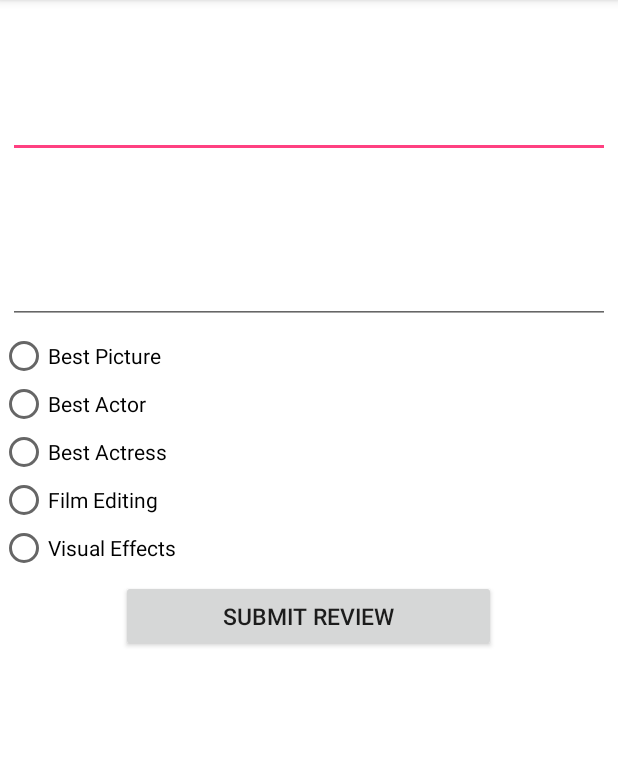
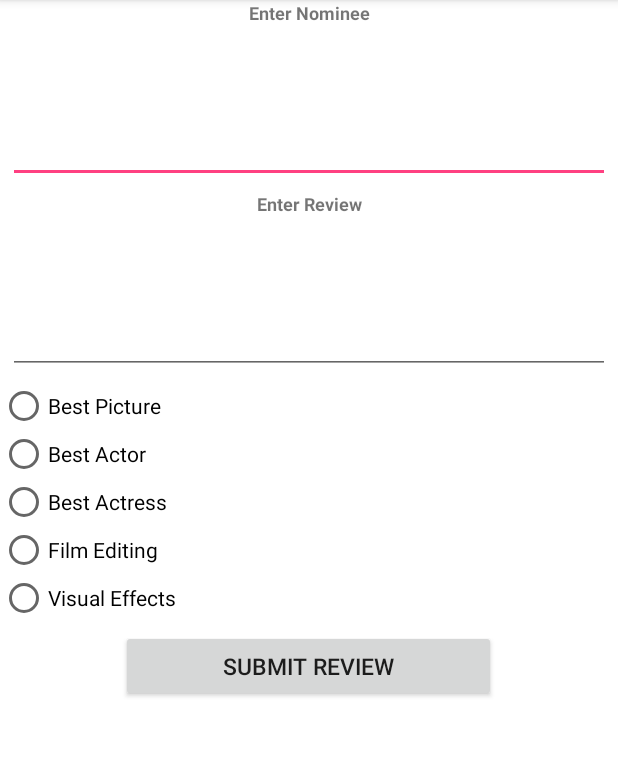
Before and after one commit to MJHowatCreations/OscarReviews-AndroidApacheServer, an Android app: the screen it shows after launch (OscarSendActivity), after a tap on "SUBMIT REVIEW", on a phone screen of 412 x 824 dp, the part 84-841 px from its top. Run offline under Robolectric (Android 15) with nearby library versions, the phone set to English and light mode, and no system bars; 1 statement that could not run was skipped.

```diff
--- a/app/src/main/AndroidManifest.xml
+++ b/app/src/main/AndroidManifest.xml
@@ -1,6 +1,7 @@
 <?xml version="1.0" encoding="utf-8"?>
 <manifest xmlns:android="http://schemas.android.com/apk/res/android"
     package="ca.mhowatnait.lab1_oscarreviews">
+    <uses-permission android:name="android.permission.INTERNET" />
 
     <application
         android:allowBackup="true"
--- a/app/src/main/java/ca/mhowatnait/lab1_oscarreviews/OscarCustomListActivity.java
+++ b/app/src/main/java/ca/mhowatnait/lab1_oscarreviews/OscarCustomListActivity.java
@@ -1,4 +1,4 @@
-/*package ca.mhowatnait.lab1_oscarreviews;
+package ca.mhowatnait.lab1_oscarreviews;
 
 import android.app.ListActivity;
 import android.support.v7.app.AppCompatActivity;
@@ -32,7 +32,7 @@ public class OscarCustomListActivity extends ListActivity {
         String[] fields = new String[]{"REVIEWER", "DATE", "CATEGORY", "NOMINEE", "REVIEW"};
         int [] ids = new int[]{R.id.custom_list_cell_reviewer, R.id.custom_list_cell_date_time,
                 R.id.custom_list_cell_category, R.id.custom_list_cell_nominee, R.id.custom_list_cell_review};
-        SimpleAdapter adapter = new SimpleAdapter(this, chats, R.layout.activity_chatter_list_cell, fields, ids);
+        SimpleAdapter adapter = new SimpleAdapter(this, chats, R.layout.activity_oscar_list_cell, fields, ids);
         populateList();
         setListAdapter(adapter);
     }
@@ -74,4 +74,3 @@ public class OscarCustomListActivity extends ListActivity {
         }
     }
 }
-*/
--- a/app/src/main/java/ca/mhowatnait/lab1_oscarreviews/OscarSendActivity.java
+++ b/app/src/main/java/ca/mhowatnait/lab1_oscarreviews/OscarSendActivity.java
@@ -1,5 +1,6 @@
 package ca.mhowatnait.lab1_oscarreviews;
 
+import android.app.Activity;
 import android.content.Intent;
 import android.content.SharedPreferences;
 import android.graphics.Color;
@@ -15,6 +16,7 @@ import android.view.View;
 import android.widget.Button;
 import android.widget.EditText;
 import android.widget.RadioButton;
+import android.widget.RadioGroup;
 import android.widget.Toast;
 
 import org.apache.http.NameValuePair;
@@ -27,9 +29,12 @@ import org.apache.http.message.BasicNameValuePair;
 import java.util.ArrayList;
 import java.util.List;
 
-public class OscarSendActivity extends AppCompatActivity implements View.OnClickListener, SharedPreferences.OnSharedPreferenceChangeListener {
+public class OscarSendActivity extends AppCompatActivity implements SharedPreferences.OnSharedPreferenceChangeListener {
     SharedPreferences settings;
     View mainView;
+    private RadioGroup radioGroup;
+    private RadioButton radioButton;
+    private Button sendButton;
 
 
 //    OVERRIDE METHODS
@@ -38,22 +43,29 @@ public class OscarSendActivity extends AppCompatActivity implements View.OnClick
     protected void onCreate(Bundle savedInstanceState) {
         super.onCreate(savedInstanceState);
         setContentView(R.layout.activity_oscar_send);
+        addListenerOnButton();
+
+
+
         settings = PreferenceManager.getDefaultSharedPreferences(this);
         settings.registerOnSharedPreferenceChangeListener(this);
 
+
+
+
+
         mainView = findViewById(R.id.layout_send_activity);
         String bgColor = settings.getString("main_bg_color_list", "#FFFFFF" );
+        mainView.setBackgroundColor(Color.parseColor(bgColor));
 
-        mainView.setBackgroundColor(Color.parseColor(bgColor));
+
+
+
 
         if(Build.VERSION.SDK_INT > 9){
             StrictMode.ThreadPolicy policy = new StrictMode.ThreadPolicy.Builder().permitAll().build();
             StrictMode.setThreadPolicy(policy);
         }
-
-        Button sendButton = (Button) findViewById(R.id.oscar_send_button);
-        sendButton.setOnClickListener(this);
-
     }
 
 
@@ -83,6 +95,12 @@ public class OscarSendActivity extends AppCompatActivity implements View.OnClick
                 this.startActivity(intent);
                 break;
             }
+            case R.id.menu_item_list_review:
+            {
+                Intent intent = new Intent(this, OscarCustomListActivity.class);
+                this.startActivity(intent);
+                break;
+            }
             case R.id.menu_item_preferences:
             {
                 Intent intent = new Intent(this, PrefsActivity.class);
@@ -93,46 +111,49 @@ public class OscarSendActivity extends AppCompatActivity implements View.OnClick
         return true;
     }
 
-    @Override
-    public void onClick(View view) {
-        switch (view.getId()) {
-            case R.id.oscar_send_button: {
+    private void addListenerOnButton() {
+        radioGroup = (RadioGroup) findViewById(R.id.radio_group_category_choice);
+        sendButton = (Button) findViewById(R.id.oscar_send_button);
+        sendButton.setOnClickListener(new View.OnClickListener() {
+
+            @Override
+            public void onClick(View view) {
+
+                int selectedID = radioGroup.getCheckedRadioButtonId();
+                radioButton = (RadioButton) findViewById(selectedID);
                 postToChatter();
-            }
-
-
-        }
+                }
+            });
     }
 
 //    METHODS
 
 
-    public String onRadioButtonClicked(View view) {
-        boolean checked = ((RadioButton) view).isChecked();
+    public String categoryConversion(){
         String radioStringReturn = "";
-        switch(view.getId()) {
+        switch(radioButton.getId()) {
             case R.id.radio_button_best_picture:
-                if (checked) {
+                {
                     radioStringReturn ="film";
                     break;
                 }
             case R.id.radio_button_best_actor:
-                if (checked) {
+                {
                     radioStringReturn = "actor";
                     break;
                 }
             case R.id.radio_button_best_actress:
-                if (checked) {
+                {
                     radioStringReturn = "actress";
                     break;
                 }
             case R.id.radio_button_film_editing:
-                if (checked) {
+                {
                     radioStringReturn = "editing";
                     break;
                 }
             case R.id.radio_button_visual_effects:;
-                if (checked) {
+                {
                     radioStringReturn = "effects";
                     break;
                 }
@@ -147,8 +168,8 @@ public class OscarSendActivity extends AppCompatActivity implements View.OnClick
         EditText editTextNominee = (EditText)findViewById(R.id.edit_text_nominee);
         String chatReview = editTextReview.getText().toString();
         String chatNominee = editTextNominee.getText().toString();
-      //  String category = onRadioButtonClicked(mainView); THIS DOESN'T WORK IT MUST RETURN VOID
-        String userName = settings.getString("reviewer_name", "Harvey Weinstein");
+        String category = categoryConversion();
+        String userName = settings.getString("reviewer_name", "Matthew");
         String password = settings.getString("user_password", /*remove default password*/"oscar275");
         try
         {
@@ -158,7 +179,7 @@ public class OscarSendActivity extends AppCompatActivity implements View.OnClick
             postParameters.add(new BasicNameValuePair("REVIEW", chatReview));
             postParameters.add(new BasicNameValuePair("REVIEWER", userName));
             postParameters.add(new BasicNameValuePair("NOMINEE", chatNominee));
-            postParameters.add(new BasicNameValuePair("CATEGORY", "actor")); //hardcoded
+            postParameters.add(new BasicNameValuePair("CATEGORY", category));
             postParameters.add(new BasicNameValuePair("PASSWORD", "oscar275"));
             UrlEncodedFormEntity formEntity = new UrlEncodedFormEntity(postParameters);
             post.setEntity(formEntity);
@@ -173,6 +194,4 @@ public class OscarSendActivity extends AppCompatActivity implements View.OnClick
         editTextNominee.getText().clear();
     }
 
-
-
 }
--- a/app/src/main/res/layout/activity_oscar_send.xml
+++ b/app/src/main/res/layout/activity_oscar_send.xml
@@ -17,6 +17,13 @@
 
 
     >
+    <TextView
+        android:text="@string/nominee_header"
+        android:layout_width="match_parent"
+        android:layout_height="wrap_content"
+        android:gravity="center"
+        android:textSize="12sp"
+        android:textStyle="bold" />
 
 
     <EditText
@@ -26,13 +33,25 @@
         android:layout_margin="5dp"
 
         />
+
+    <TextView
+        android:text="@string/review_header"
+        android:layout_width="match_parent"
+        android:layout_height="wrap_content"
+        android:gravity="center"
+        android:textSize="12sp"
+        android:textStyle="bold" />
+
     <EditText
         android:id="@+id/edit_text_review"
         android:layout_width="match_parent"
         android:layout_height="100dp"
         android:layout_margin="5dp"
         />
+
+
     <RadioGroup
+        android:id="@+id/radio_group_category_choice"
         android:layout_width="match_parent"
         android:layout_height="wrap_content"
         android:orientation="vertical">
--- a/app/src/main/res/menu/main_menu.xml
+++ b/app/src/main/res/menu/main_menu.xml
@@ -3,6 +3,9 @@
     <item android:id="@+id/menu_item_send_review"
         android:title="Send Reviews" />
 
+    <item android:id="@+id/menu_item_list_review"
+        android:title="View Reviews" />
+
     <item android:id="@+id/menu_item_preferences"
         android:title="Settings" />
 
--- a/app/src/main/res/values/strings.xml
+++ b/app/src/main/res/values/strings.xml
@@ -16,4 +16,11 @@
     <string name="radio_button_visual_effects">Visual Effects</string>
 
 
+
+    <!-- Edit Text Headers -->
+
+    <string name="nominee_header">Enter Nominee</string>
+    <string name="review_header">Enter Review</string>
+
+
 </resources>
```
Also changed, not shown: app/src/main/res/layout/activity_oscar_list_cell.xml (+24 -8 lines).
